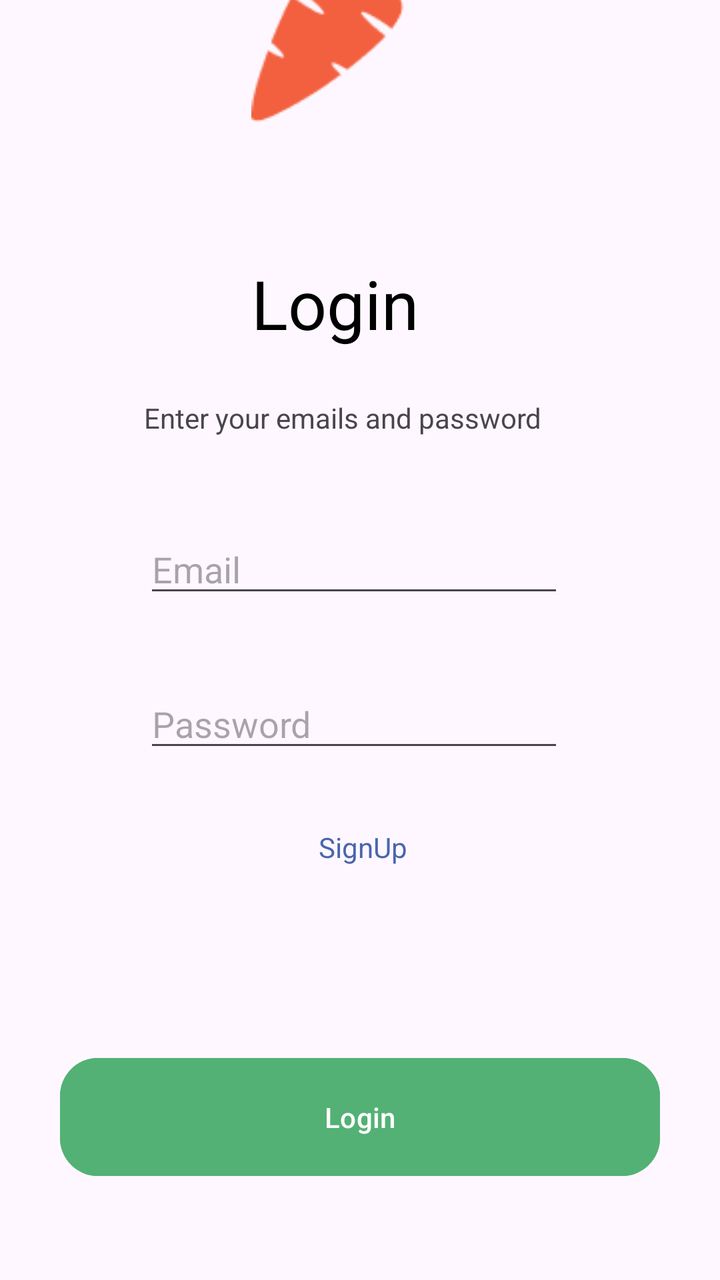
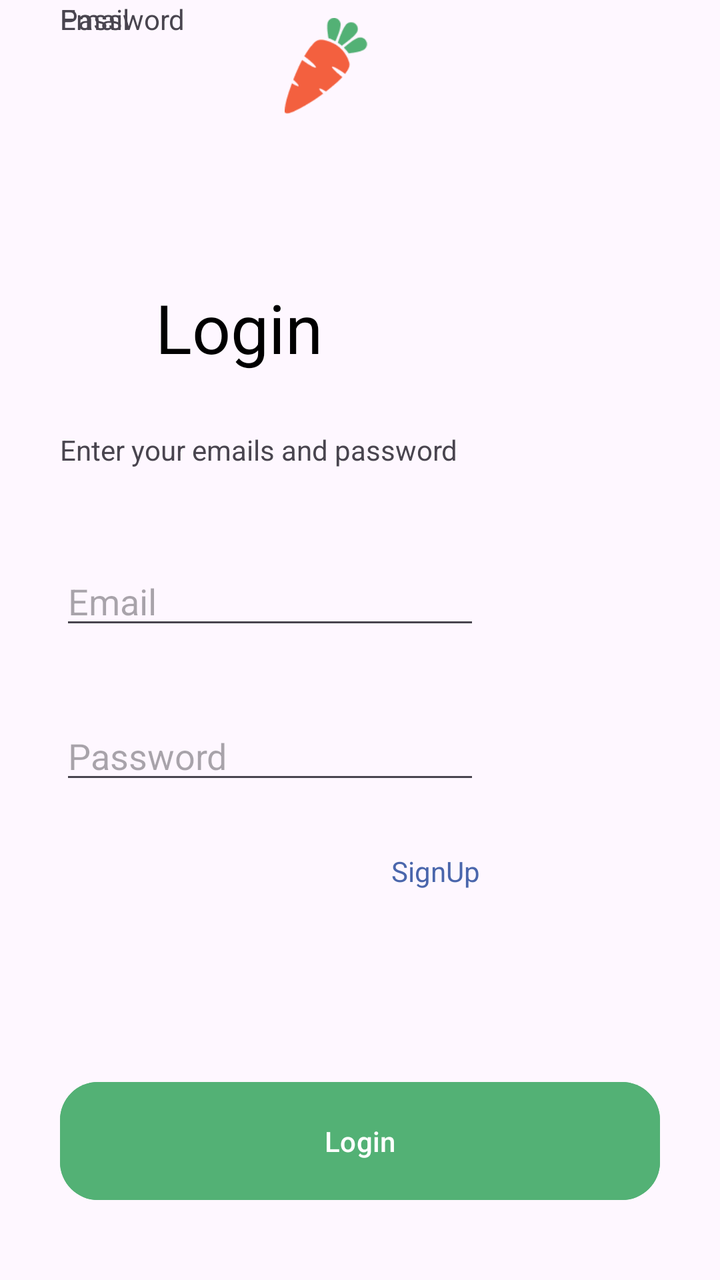

Two renders of the same Android screen: before a commit and after it. Below are the layout's source before the change and the commit's diff.
<!-- AndroidManifest.xml: application theme Theme.GroceriesAppTask1 -->
<!-- res/layout/activity_login2.xml -->
<?xml version="1.0" encoding="utf-8"?>
<androidx.constraintlayout.widget.ConstraintLayout xmlns:android="http://schemas.android.com/apk/res/android"
    xmlns:app="http://schemas.android.com/apk/res-auto"
    xmlns:tools="http://schemas.android.com/tools"
    android:id="@+id/main"
    android:layout_width="match_parent"
    android:layout_height="match_parent"
    tools:context=".login2">

    <ImageView
        android:id="@+id/imageView3"
        android:layout_width="wrap_content"
        android:layout_height="wrap_content"
        android:layout_marginBottom="68dp"
        app:layout_constraintBottom_toTopOf="@+id/textView5"
        app:layout_constraintEnd_toEndOf="@+id/textView5"
        app:layout_constraintHorizontal_bias="0.0"
        app:layout_constraintStart_toStartOf="@+id/textView5"
        app:srcCompat="@drawable/img_6" />

    <TextView
        android:id="@+id/textView5"
        android:layout_width="wrap_content"
        android:layout_height="wrap_content"
        android:layout_marginBottom="44dp"
        android:text="Login"
        android:textColor="@color/design_default_color_on_secondary"
        android:textSize="34sp"
        app:layout_constraintBottom_toBottomOf="@+id/textView6"
        app:layout_constraintEnd_toEndOf="@+id/textView6"
        app:layout_constraintHorizontal_bias="0.465"
        app:layout_constraintStart_toStartOf="@+id/textView6" />

    <TextView
        android:id="@+id/textView6"
        android:layout_width="wrap_content"
        android:layout_height="wrap_content"
        android:layout_marginBottom="44dp"
        android:text="Enter your emails and password"
        app:layout_constraintBottom_toTopOf="@+id/editTextTextEmailAddress"
        app:layout_constraintEnd_toEndOf="@+id/editTextTextEmailAddress"
        app:layout_constraintHorizontal_bias="0.0"
        app:layout_constraintStart_toStartOf="@+id/editTextTextEmailAddress" />

    <EditText
        android:id="@+id/editTextTextEmailAddress"
        android:layout_width="wrap_content"
        android:layout_height="wrap_content"
        android:layout_marginBottom="36dp"
        android:ems="10"
        android:hint="Email"
        android:inputType="textEmailAddress"
        app:layout_constraintBottom_toTopOf="@+id/editTextTextPassword2"
        app:layout_constraintEnd_toEndOf="@+id/editTextTextPassword2"
        app:layout_constraintHorizontal_bias="0.0"
        app:layout_constraintStart_toStartOf="@+id/editTextTextPassword2" />

    <EditText
        android:id="@+id/editTextTextPassword2"
        android:layout_width="wrap_content"
        android:layout_height="wrap_content"
        android:layout_marginBottom="144dp"
        android:ems="10"
        android:hint="Password"
        android:inputType="textPassword"
        app:layout_constraintBottom_toTopOf="@+id/button"
        app:layout_constraintEnd_toEndOf="@+id/button"
        app:layout_constraintHorizontal_bias="0.468"
        app:layout_constraintStart_toStartOf="@+id/button" />

    <Button
        android:id="@+id/button"
        android:layout_width="0dp"
        android:layout_height="67dp"
        android:layout_marginLeft="30dp"
        android:layout_marginRight="30dp"
        android:layout_marginBottom="48dp"
        android:backgroundTint="@color/green"
        android:text="Login"
        app:cornerRadius="19dp"
        app:layout_constraintBottom_toBottomOf="parent"
        app:layout_constraintEnd_toEndOf="parent"
        app:layout_constraintHorizontal_bias="0.733"
        app:layout_constraintStart_toStartOf="parent" />

    <TextView
        android:id="@+id/signupText"
        android:layout_width="wrap_content"
        android:layout_height="wrap_content"
        android:layout_marginBottom="92dp"
        android:text="SignUp"
        android:textColor="@color/dark_blue"
        android:textColorLink="@color/dark_blue"
        app:layout_constraintBottom_toTopOf="@id/button"
        app:layout_constraintEnd_toEndOf="@+id/editTextTextPassword2"
        app:layout_constraintHorizontal_bias="0.527"
        app:layout_constraintStart_toStartOf="@+id/editTextTextPassword2" />

</androidx.constraintlayout.widget.ConstraintLayout>
<!-- resources referenced by this layout -->
<resources>
  <color name="dark_blue">#4A66AC</color>
  <color name="green">#53B175</color>
  <!-- drawable img_6: png bitmap (drawable, 1918 bytes) -->
  <style name="Theme.GroceriesAppTask1" parent="Base.Theme.GroceriesAppTask1" />
  <style name="Base.Theme.GroceriesAppTask1" parent="Theme.Material3.DayNight.NoActionBar">
          
          
      </style>
</resources>

<!-- the commit's change to res/layout/activity_login2.xml (unified diff, before → after) -->
@@ -7,28 +7,29 @@
     android:layout_height="match_parent"
     tools:context=".login2">
 
+
     <ImageView
         android:id="@+id/imageView3"
-        android:layout_width="wrap_content"
-        android:layout_height="wrap_content"
-        android:layout_marginBottom="68dp"
+        android:layout_width="48dp"
+        android:layout_height="48dp"
+        android:layout_marginBottom="84dp"
         app:layout_constraintBottom_toTopOf="@+id/textView5"
-        app:layout_constraintEnd_toEndOf="@+id/textView5"
-        app:layout_constraintHorizontal_bias="0.0"
-        app:layout_constraintStart_toStartOf="@+id/textView5"
+        app:layout_constraintEnd_toEndOf="parent"
+        app:layout_constraintHorizontal_bias="0.446"
+        app:layout_constraintStart_toStartOf="parent"
         app:srcCompat="@drawable/img_6" />
 
     <TextView
         android:id="@+id/textView5"
         android:layout_width="wrap_content"
         android:layout_height="wrap_content"
-        android:layout_marginBottom="44dp"
+        android:layout_marginBottom="48dp"
         android:text="Login"
         android:textColor="@color/design_default_color_on_secondary"
         android:textSize="34sp"
         app:layout_constraintBottom_toBottomOf="@+id/textView6"
         app:layout_constraintEnd_toEndOf="@+id/textView6"
-        app:layout_constraintHorizontal_bias="0.465"
+        app:layout_constraintHorizontal_bias="0.413"
         app:layout_constraintStart_toStartOf="@+id/textView6" />
 
     <TextView
@@ -59,13 +60,13 @@
         android:id="@+id/editTextTextPassword2"
         android:layout_width="wrap_content"
         android:layout_height="wrap_content"
-        android:layout_marginBottom="144dp"
+        android:layout_marginBottom="140dp"
         android:ems="10"
         android:hint="Password"
         android:inputType="textPassword"
         app:layout_constraintBottom_toTopOf="@+id/button"
         app:layout_constraintEnd_toEndOf="@+id/button"
-        app:layout_constraintHorizontal_bias="0.468"
+        app:layout_constraintHorizontal_bias="0.0"
         app:layout_constraintStart_toStartOf="@+id/button" />
 
     <Button
@@ -74,13 +75,13 @@
         android:layout_height="67dp"
         android:layout_marginLeft="30dp"
         android:layout_marginRight="30dp"
-        android:layout_marginBottom="48dp"
+        android:layout_marginBottom="36dp"
         android:backgroundTint="@color/green"
         android:text="Login"
         app:cornerRadius="19dp"
         app:layout_constraintBottom_toBottomOf="parent"
         app:layout_constraintEnd_toEndOf="parent"
-        app:layout_constraintHorizontal_bias="0.733"
+
         app:layout_constraintStart_toStartOf="parent" />
 
     <TextView
@@ -93,7 +94,27 @@
         android:textColorLink="@color/dark_blue"
         app:layout_constraintBottom_toTopOf="@id/button"
         app:layout_constraintEnd_toEndOf="@+id/editTextTextPassword2"
-        app:layout_constraintHorizontal_bias="0.527"
+        app:layout_constraintHorizontal_bias="1.0"
         app:layout_constraintStart_toStartOf="@+id/editTextTextPassword2" />
 
+    <TextView
+        android:id="@+id/textView11"
+        android:layout_width="match_parent"
+        android:layout_height="wrap_content"
+        android:layout_marginLeft="30dp"
+        android:text="Email"
+        app:layout_constraintEnd_toEndOf="@+id/editTextTextEmailAddress"
+        app:layout_constraintStart_toStartOf="@+id/editTextTextEmailAddress"
+        tools:layout_editor_absoluteY="331dp" />
+
+    <TextView
+        android:id="@+id/textView12"
+        android:layout_width="match_parent"
+        android:layout_height="wrap_content"
+        android:layout_marginLeft="30dp"
+        android:text="Password"
+        app:layout_constraintEnd_toEndOf="@+id/editTextTextPassword2"
+        app:layout_constraintStart_toStartOf="@+id/editTextTextPassword2"
+        tools:layout_editor_absoluteY="412dp" />
+
 </androidx.constraintlayout.widget.ConstraintLayout>
